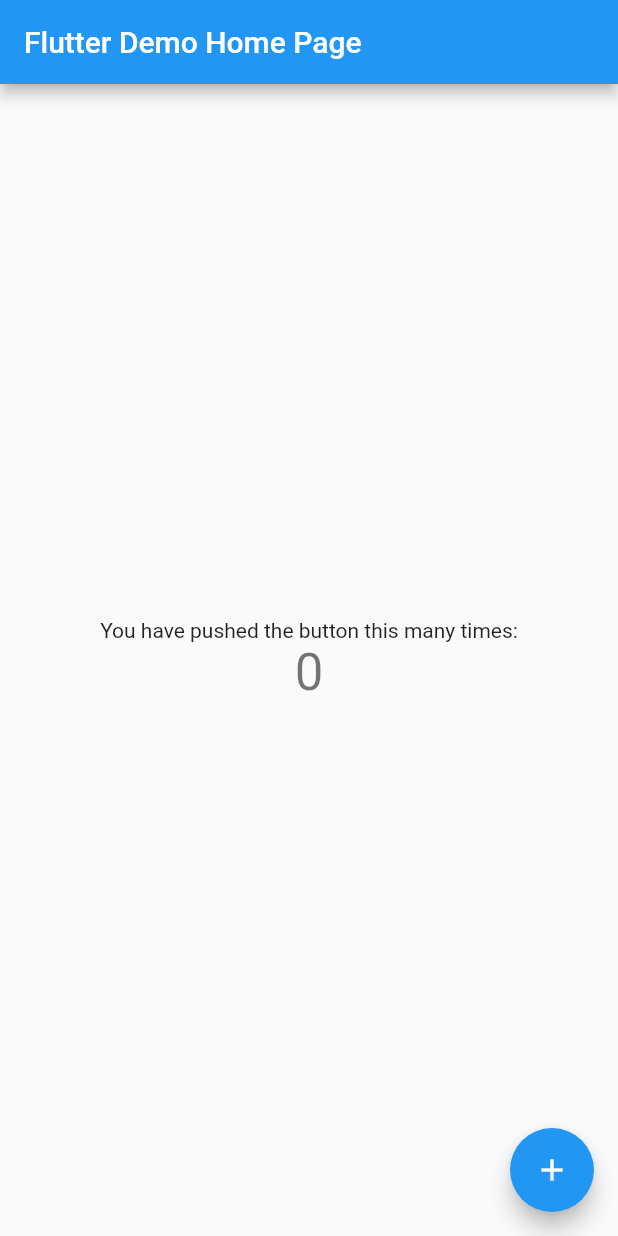
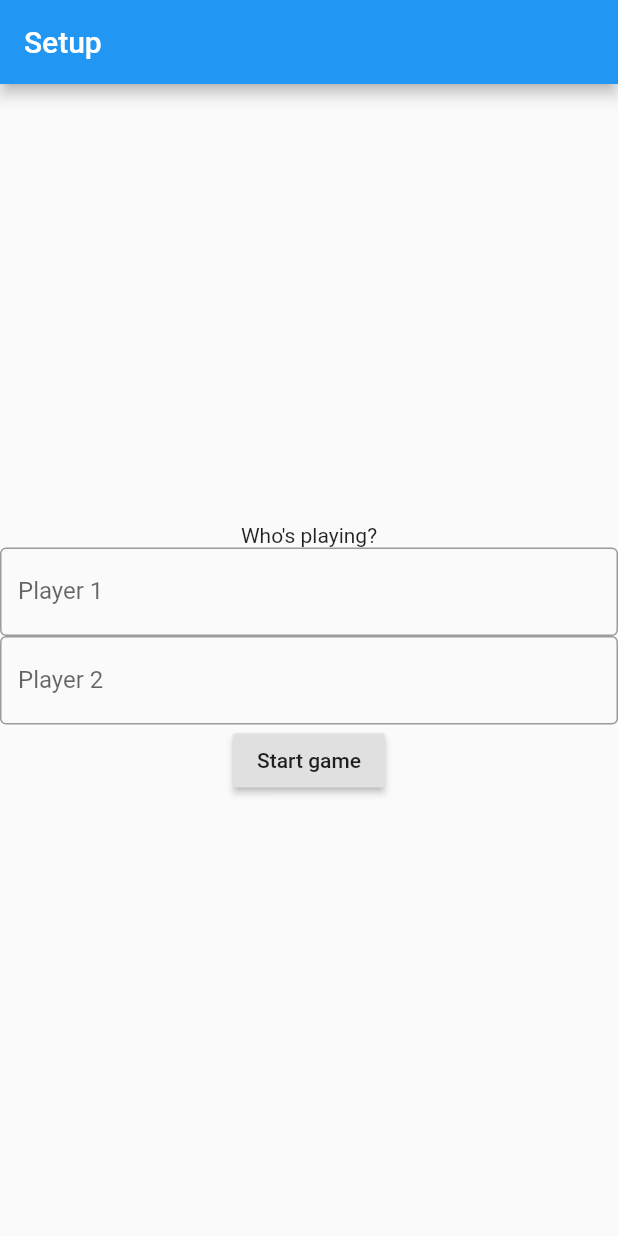
Before and after one commit to two-brothers/snooker-app, a Flutter app: the screen it shows after launch, on a phone screen of 412 x 824 dp. Run offline on Flutter 3.47's test engine with Material 2 defaults, Android fonts, the phone set to English and light mode, and no system bars.

Commit message:
created setup view

```diff
--- a/lib/main.dart
+++ b/lib/main.dart
@@ -1,111 +1,17 @@
 import 'package:flutter/material.dart';
+import 'setup.dart';
 
 void main() => runApp(MyApp());
 
 class MyApp extends StatelessWidget {
-  // This widget is the root of your application.
   @override
   Widget build(BuildContext context) {
     return MaterialApp(
-      title: 'Flutter Demo',
+      title: 'Snooker',
       theme: ThemeData(
-        // This is the theme of your application.
-        //
-        // Try running your application with "flutter run". You'll see the
-        // application has a blue toolbar. Then, without quitting the app, try
-        // changing the primarySwatch below to Colors.green and then invoke
-        // "hot reload" (press "r" in the console where you ran "flutter run",
-        // or simply save your changes to "hot reload" in a Flutter IDE).
-        // Notice that the counter didn't reset back to zero; the application
-        // is not restarted.
         primarySwatch: Colors.blue,
       ),
-      home: MyHomePage(title: 'Flutter Demo Home Page'),
+      home: Setup(),
     );
   }
 }
-
-class MyHomePage extends StatefulWidget {
-  MyHomePage({Key key, this.title}) : super(key: key);
-
-  // This widget is the home page of your application. It is stateful, meaning
-  // that it has a State object (defined below) that contains fields that affect
-  // how it looks.
-
-  // This class is the configuration for the state. It holds the values (in this
-  // case the title) provided by the parent (in this case the App widget) and
-  // used by the build method of the State. Fields in a Widget subclass are
-  // always marked "final".
-
-  final String title;
-
-  @override
-  _MyHomePageState createState() => _MyHomePageState();
-}
-
-class _MyHomePageState extends State<MyHomePage> {
-  int _counter = 0;
-
-  void _incrementCounter() {
-    setState(() {
-      // This call to setState tells the Flutter framework that something has
-      // changed in this State, which causes it to rerun the build method below
-      // so that the display can reflect the updated values. If we changed
-      // _counter without calling setState(), then the build method would not be
-      // called again, and so nothing would appear to happen.
-      _counter++;
-    });
-  }
-
-  @override
-  Widget build(BuildContext context) {
-    // This method is rerun every time setState is called, for instance as done
-    // by the _incrementCounter method above.
-    //
-    // The Flutter framework has been optimized to make rerunning build methods
-    // fast, so that you can just rebuild anything that needs updating rather
-    // than having to individually change instances of widgets.
-    return Scaffold(
-      appBar: AppBar(
-        // Here we take the value from the MyHomePage object that was created by
-        // the App.build method, and use it to set our appbar title.
-        title: Text(widget.title),
-      ),
-      body: Center(
-        // Center is a layout widget. It takes a single child and positions it
-        // in the middle of the parent.
-        child: Column(
-          // Column is also a layout widget. It takes a list of children and
-          // arranges them vertically. By default, it sizes itself to fit its
-          // children horizontally, and tries to be as tall as its parent.
-          //
-          // Invoke "debug painting" (press "p" in the console, choose the
-          // "Toggle Debug Paint" action from the Flutter Inspector in Android
-          // Studio, or the "Toggle Debug Paint" command in Visual Studio Code)
-          // to see the wireframe for each widget.
-          //
-          // Column has various properties to control how it sizes itself and
-          // how it positions its children. Here we use mainAxisAlignment to
-          // center the children vertically; the main axis here is the vertical
-          // axis because Columns are vertical (the cross axis would be
-          // horizontal).
-          mainAxisAlignment: MainAxisAlignment.center,
-          children: <Widget>[
-            Text(
-              'You have pushed the button this many times:',
-            ),
-            Text(
-              '$_counter',
-              style: Theme.of(context).textTheme.display1,
-            ),
-          ],
-        ),
-      ),
-      floatingActionButton: FloatingActionButton(
-        onPressed: _incrementCounter,
-        tooltip: 'Increment',
-        child: Icon(Icons.add),
-      ), // This trailing comma makes auto-formatting nicer for build methods.
-    );
-  }
-}
--- /dev/null
+++ b/lib/setup.dart
@@ -0,0 +1,41 @@
+import 'package:flutter/material.dart';
+
+class Setup extends StatelessWidget {
+
+  @override
+  Widget build(BuildContext context) {
+    return Scaffold(
+      appBar: AppBar(
+        title: Text("Setup"),
+      ),
+      body: Center(
+        child: Column(
+          mainAxisAlignment: MainAxisAlignment.center,
+          children: <Widget>[
+            Text(
+                "Who's playing?"
+            ),
+            TextField(
+              decoration: InputDecoration(
+                border: OutlineInputBorder(),
+                labelText: 'Player 1',
+              ),
+            ),
+            TextField(
+              decoration: InputDecoration(
+                border: OutlineInputBorder(),
+                labelText: 'Player 2',
+              ),
+            ),
+            RaisedButton(
+              onPressed: () {
+                /*...*/
+              },
+              child: Text("Start game"),
+            )
+          ],
+        ),
+      ),
+    );
+  }
+}
```
